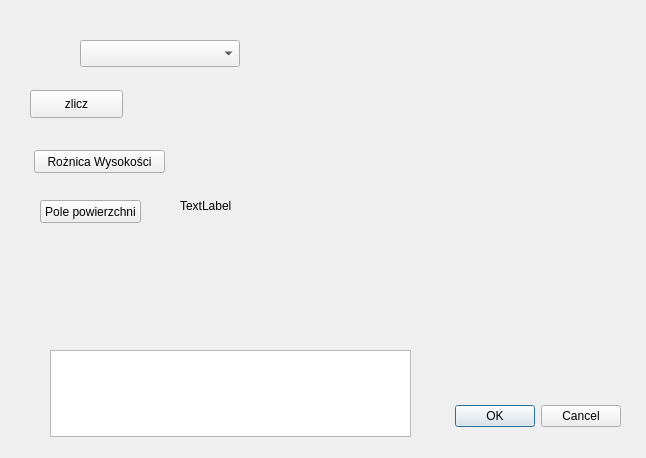
Old version of the form wtyczka_projekt_3/wtyczka_projekt_3_dialog_base.ui in the repository Sawoboh/Informatyka_Projekt_2.
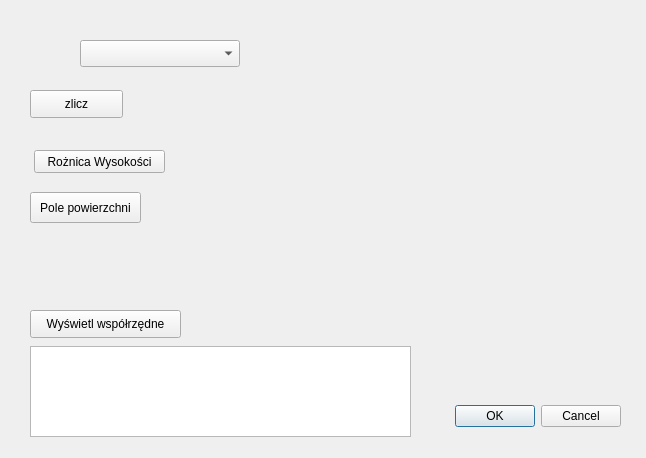
New version of the form. Custom widgets are drawn as their Qt base class.

Commit message: dodaie liczenia pola czesciowe

```diff
--- a/wtyczka_projekt_3/wtyczka_projekt_3_dialog_base.ui
+++ b/wtyczka_projekt_3/wtyczka_projekt_3_dialog_base.ui
@@ -81,10 +81,10 @@
   <widget class="QTextEdit" name="wspolrzedne">
    <property name="geometry">
     <rect>
-     <x>50</x>
-     <y>350</y>
-     <width>361</width>
-     <height>87</height>
+     <x>30</x>
+     <y>346</y>
+     <width>381</width>
+     <height>91</height>
     </rect>
    </property>
   </widget>
@@ -104,10 +104,10 @@
   <widget class="QPushButton" name="pole_powierzchni">
    <property name="geometry">
     <rect>
-     <x>40</x>
-     <y>200</y>
-     <width>101</width>
-     <height>23</height>
+     <x>30</x>
+     <y>192</y>
+     <width>111</width>
+     <height>31</height>
     </rect>
    </property>
    <property name="text">
@@ -124,7 +124,20 @@
     </rect>
    </property>
    <property name="text">
-    <string>TextLabel</string>
+    <string/>
+   </property>
+  </widget>
+  <widget class="QPushButton" name="wyswietlanie_wspolrzednych1">
+   <property name="geometry">
+    <rect>
+     <x>30</x>
+     <y>310</y>
+     <width>151</width>
+     <height>28</height>
+    </rect>
+   </property>
+   <property name="text">
+    <string>Wyświetl współrzędne</string>
    </property>
   </widget>
  </widget>
```
The commit also changes 2 other files.
